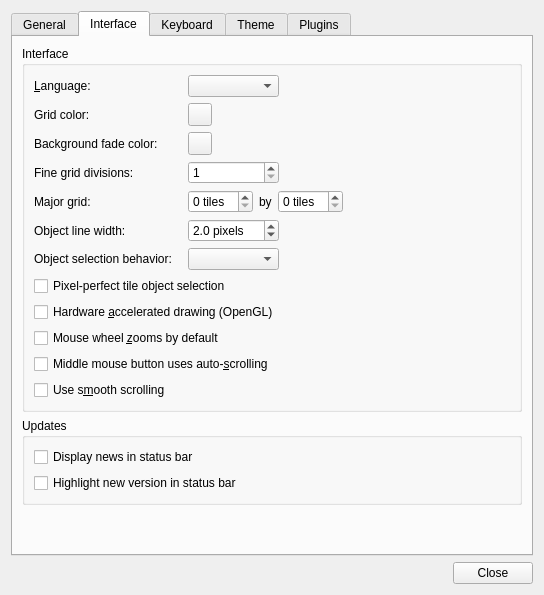
First picture: the form in src/tiled/preferencesdialog.ui, repository mapeditor/tiled, before the edit.
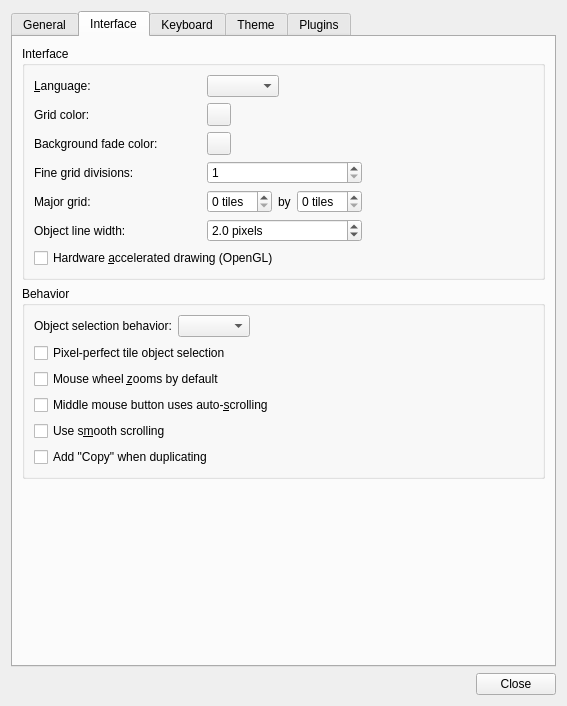
Second picture: the form after the edit. The open tabs and pages were chosen to show the change. Custom widgets are drawn as their Qt base class.

Commit message:
Made adding "Copy" when duplicating optional
The option is disabled by default. When enabled, the behavior is a
little bit nicer when creating many duplicates, since they now get
numbered rather than adding "Copy Copy Copy..."

Also, when editing layer names, the name now gets trimmed to avoid
accidentally leaving spaces at either end.

```diff
--- a/src/tiled/preferencesdialog.ui
+++ b/src/tiled/preferencesdialog.ui
@@ -6,8 +6,8 @@
    <rect>
     <x>0</x>
     <y>0</y>
-    <width>544</width>
-    <height>595</height>
+    <width>567</width>
+    <height>706</height>
    </rect>
   </property>
   <property name="windowTitle">
@@ -108,31 +108,22 @@
         </widget>
        </item>
        <item>
-        <widget class="QGroupBox" name="crashReporting">
+        <widget class="QGroupBox" name="crashReportingAndUpdates">
          <property name="title">
-          <string>Crash Reporting</string>
+          <string>Updates</string>
          </property>
-         <layout class="QHBoxLayout" name="horizontalLayout_2">
-          <property name="spacing">
-           <number>0</number>
-          </property>
+         <layout class="QVBoxLayout" name="verticalLayout_8">
           <item>
-           <widget class="QCheckBox" name="sendCrashReports">
+           <widget class="QCheckBox" name="displayNewsCheckBox">
             <property name="text">
-             <string>Enable sending anonymous crash reports</string>
+             <string>Display news in status bar</string>
             </property>
            </widget>
           </item>
           <item>
-           <widget class="QLabel" name="crashReportingLabel">
+           <widget class="QCheckBox" name="displayNewVersionCheckBox">
             <property name="text">
-             <string>(&lt;a href=&quot;https://www.mapeditor.org/crash-reporting&quot;&gt;more information&lt;/a&gt;)</string>
-            </property>
-            <property name="textFormat">
-             <enum>Qt::RichText</enum>
-            </property>
-            <property name="buddy">
-             <cstring>sendCrashReports</cstring>
+             <string>Highlight new version in status bar</string>
             </property>
            </widget>
           </item>
@@ -149,6 +140,30 @@
             </property>
            </spacer>
           </item>
+          <item>
+           <layout class="QHBoxLayout" name="horizontalLayout_2">
+            <item>
+             <widget class="QCheckBox" name="sendCrashReports">
+              <property name="text">
+               <string>Enable sending anonymous crash reports</string>
+              </property>
+             </widget>
+            </item>
+            <item>
+             <widget class="QLabel" name="crashReportingLabel">
+              <property name="text">
+               <string>(&lt;a href=&quot;https://www.mapeditor.org/crash-reporting&quot;&gt;more information&lt;/a&gt;)</string>
+              </property>
+              <property name="textFormat">
+               <enum>Qt::RichText</enum>
+              </property>
+              <property name="buddy">
+               <cstring>sendCrashReports</cstring>
+              </property>
+             </widget>
+            </item>
+           </layout>
+          </item>
          </layout>
         </widget>
        </item>
@@ -171,29 +186,13 @@
       <attribute name="title">
        <string>Interface</string>
       </attribute>
-      <layout class="QVBoxLayout" name="verticalLayout_7">
+      <layout class="QVBoxLayout" name="verticalLayout_4">
        <item>
         <widget class="QGroupBox" name="interfaceGroupBox">
          <property name="title">
           <string>Interface</string>
          </property>
          <layout class="QGridLayout" name="gridLayout_2">
-          <item row="5" column="1">
-           <widget class="QDoubleSpinBox" name="objectLineWidth">
-            <property name="suffix">
-             <string> pixels</string>
-            </property>
-            <property name="decimals">
-             <number>1</number>
-            </property>
-            <property name="minimum">
-             <double>1.000000000000000</double>
-            </property>
-            <property name="value">
-             <double>2.000000000000000</double>
-            </property>
-           </widget>
-          </item>
           <item row="4" column="3">
            <spacer name="horizontalSpacer_5">
             <property name="orientation">
@@ -207,8 +206,35 @@
             </property>
            </spacer>
           </item>
-          <item row="6" column="1">
-           <widget class="QComboBox" name="objectSelectionBehaviorCombo"/>
+          <item row="0" column="2" colspan="2">
+           <spacer name="horizontalSpacer_2">
+            <property name="orientation">
+             <enum>Qt::Horizontal</enum>
+            </property>
+            <property name="sizeHint" stdset="0">
+             <size>
+              <width>0</width>
+              <height>20</height>
+             </size>
+            </property>
+           </spacer>
+          </item>
+          <item row="4" column="0">
+           <widget class="QLabel" name="label_7">
+            <property name="text">
+             <string>Major grid:</string>
+            </property>
+           </widget>
+          </item>
+          <item row="0" column="0">
+           <widget class="QLabel" name="label_2">
+            <property name="text">
+             <string>&amp;Language:</string>
+            </property>
+            <property name="buddy">
+             <cstring>languageCombo</cstring>
+            </property>
+           </widget>
           </item>
           <item row="1" column="0">
            <widget class="QLabel" name="label_3">
@@ -227,6 +253,16 @@
             </property>
            </widget>
           </item>
+          <item row="1" column="1">
+           <widget class="Tiled::ColorButton" name="gridColor"/>
+          </item>
+          <item row="6" column="0" colspan="2">
+           <widget class="QCheckBox" name="openGL">
+            <property name="text">
+             <string>Hardware &amp;accelerated drawing (OpenGL)</string>
+            </property>
+           </widget>
+          </item>
           <item row="4" column="1" colspan="2">
            <layout class="QHBoxLayout" name="horizontalLayout_3">
             <item>
@@ -258,103 +294,9 @@
             </item>
            </layout>
           </item>
-          <item row="3" column="1">
-           <widget class="QSpinBox" name="gridFine">
-            <property name="minimum">
-             <number>1</number>
-            </property>
-            <property name="maximum">
-             <number>128</number>
-            </property>
-           </widget>
-          </item>
-          <item row="11" column="0">
-           <widget class="QCheckBox" name="smoothScrolling">
-            <property name="text">
-             <string>Use s&amp;mooth scrolling</string>
-            </property>
-           </widget>
-          </item>
-          <item row="4" column="0">
-           <widget class="QLabel" name="label_7">
-            <property name="text">
-             <string>Major grid:</string>
-            </property>
-           </widget>
-          </item>
-          <item row="1" column="1">
-           <widget class="Tiled::ColorButton" name="gridColor"/>
-          </item>
-          <item row="10" column="0" colspan="2">
-           <widget class="QCheckBox" name="autoScrolling">
-            <property name="text">
-             <string>Middle mouse button uses auto-&amp;scrolling</string>
-            </property>
-           </widget>
-          </item>
-          <item row="0" column="0">
-           <widget class="QLabel" name="label_2">
-            <property name="text">
-             <string>&amp;Language:</string>
-            </property>
-            <property name="buddy">
-             <cstring>languageCombo</cstring>
-            </property>
-           </widget>
-          </item>
-          <item row="0" column="2" colspan="2">
-           <spacer name="horizontalSpacer_2">
-            <property name="orientation">
-             <enum>Qt::Horizontal</enum>
-            </property>
-            <property name="sizeHint" stdset="0">
-             <size>
-              <width>0</width>
-              <height>20</height>
-             </size>
-            </property>
-           </spacer>
-          </item>
-          <item row="0" column="1">
-           <widget class="QComboBox" name="languageCombo"/>
-          </item>
-          <item row="9" column="0" colspan="2">
-           <widget class="QCheckBox" name="wheelZoomsByDefault">
-            <property name="text">
-             <string>Mouse wheel &amp;zooms by default</string>
-            </property>
-           </widget>
-          </item>
           <item row="2" column="1">
            <widget class="Tiled::ColorButton" name="backgroundFadeColor"/>
           </item>
-          <item row="6" column="0">
-           <widget class="QLabel" name="label_6">
-            <property name="text">
-             <string>Object selection behavior:</string>
-            </property>
-            <property name="buddy">
-             <cstring>objectSelectionBehaviorCombo</cstring>
-            </property>
-           </widget>
-          </item>
-          <item row="3" column="0">
-           <widget class="QLabel" name="label_4">
-            <property name="text">
-             <string>Fine grid divisions:</string>
-            </property>
-            <property name="buddy">
-             <cstring>gridFine</cstring>
-            </property>
-           </widget>
-          </item>
-          <item row="8" column="0" colspan="2">
-           <widget class="QCheckBox" name="openGL">
-            <property name="text">
-             <string>Hardware &amp;accelerated drawing (OpenGL)</string>
-            </property>
-           </widget>
-          </item>
           <item row="5" column="0">
            <widget class="QLabel" name="label">
             <property name="text">
@@ -365,33 +307,119 @@
             </property>
            </widget>
           </item>
-          <item row="7" column="0" colspan="2">
+          <item row="3" column="0">
+           <widget class="QLabel" name="label_4">
+            <property name="text">
+             <string>Fine grid divisions:</string>
+            </property>
+            <property name="buddy">
+             <cstring>gridFine</cstring>
+            </property>
+           </widget>
+          </item>
+          <item row="0" column="1">
+           <widget class="QComboBox" name="languageCombo"/>
+          </item>
+          <item row="5" column="1" colspan="2">
+           <widget class="QDoubleSpinBox" name="objectLineWidth">
+            <property name="suffix">
+             <string> pixels</string>
+            </property>
+            <property name="decimals">
+             <number>1</number>
+            </property>
+            <property name="minimum">
+             <double>1.000000000000000</double>
+            </property>
+            <property name="value">
+             <double>2.000000000000000</double>
+            </property>
+           </widget>
+          </item>
+          <item row="3" column="1" colspan="2">
+           <widget class="QSpinBox" name="gridFine">
+            <property name="minimum">
+             <number>1</number>
+            </property>
+            <property name="maximum">
+             <number>128</number>
+            </property>
+           </widget>
+          </item>
+         </layout>
+        </widget>
+       </item>
+       <item>
+        <widget class="QGroupBox" name="updatesGroupBox">
+         <property name="title">
+          <string>Behavior</string>
+         </property>
+         <layout class="QGridLayout" name="gridLayout_3">
+          <item row="0" column="0">
+           <widget class="QLabel" name="label_6">
+            <property name="text">
+             <string>Object selection behavior:</string>
+            </property>
+            <property name="buddy">
+             <cstring>objectSelectionBehaviorCombo</cstring>
+            </property>
+           </widget>
+          </item>
+          <item row="0" column="1">
+           <widget class="QComboBox" name="objectSelectionBehaviorCombo">
+            <property name="sizePolicy">
+             <sizepolicy hsizetype="Minimum" vsizetype="Fixed">
+              <horstretch>0</horstretch>
+              <verstretch>0</verstretch>
+             </sizepolicy>
+            </property>
+           </widget>
+          </item>
+          <item row="0" column="2">
+           <spacer name="horizontalSpacer_6">
+            <property name="orientation">
+             <enum>Qt::Horizontal</enum>
+            </property>
+            <property name="sizeHint" stdset="0">
+             <size>
+              <width>190</width>
+              <height>20</height>
+             </size>
+            </property>
+           </spacer>
+          </item>
+          <item row="1" column="0" colspan="3">
            <widget class="QCheckBox" name="preciseTileObjectSelection">
             <property name="text">
              <string>Pixel-perfect tile object selection</string>
             </property>
            </widget>
           </item>
-         </layout>
-        </widget>
-       </item>
-       <item>
-        <widget class="QGroupBox" name="updatesGroupBox">
-         <property name="title">
-          <string>Updates</string>
-         </property>
-         <layout class="QVBoxLayout" name="verticalLayout_4">
-          <item>
-           <widget class="QCheckBox" name="displayNewsCheckBox">
+          <item row="2" column="0" colspan="3">
+           <widget class="QCheckBox" name="wheelZoomsByDefault">
             <property name="text">
-             <string>Display news in status bar</string>
+             <string>Mouse wheel &amp;zooms by default</string>
             </property>
            </widget>
           </item>
-          <item>
-           <widget class="QCheckBox" name="displayNewVersionCheckBox">
+          <item row="3" column="0" colspan="3">
+           <widget class="QCheckBox" name="autoScrolling">
             <property name="text">
-             <string>Highlight new version in status bar</string>
+             <string>Middle mouse button uses auto-&amp;scrolling</string>
+            </property>
+           </widget>
+          </item>
+          <item row="4" column="0" colspan="3">
+           <widget class="QCheckBox" name="smoothScrolling">
+            <property name="text">
+             <string>Use s&amp;mooth scrolling</string>
+            </property>
+           </widget>
+          </item>
+          <item row="5" column="0" colspan="3">
+           <widget class="QCheckBox" name="duplicateAddsCopy">
+            <property name="text">
+             <string>Add &quot;Copy&quot; when duplicating</string>
             </property>
            </widget>
           </item>
```
Left out of the diff: 10 changed lines with no effect on the pictures. The commit also changes 8 other files.
